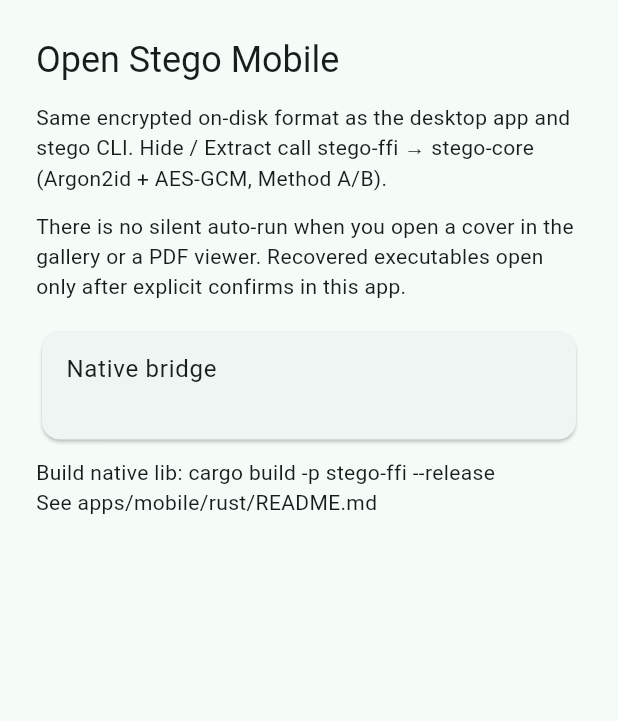
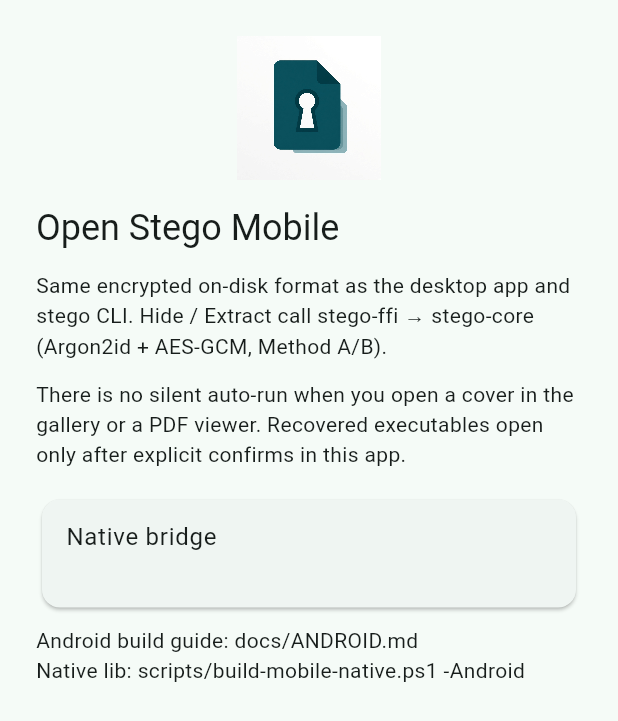
Before and after one commit to saeedshamc/SteganographyApp, a Flutter app: the AboutPage widget shown alone on an empty page, opened directly with empty values, on a phone screen of 412 x 824 dp. Shown: the top 721 px of the screen. Run offline on Flutter 3.47's test engine with Material 3 defaults, Android fonts, the phone set to English and light mode, and no system bars; our stand-ins replace file_picker, open_filex; missing offline and left inert: dart:ffi.

Commit message:
Document Android Flutter builds and apply Open Stego launcher icons
Add docs/ANDROID.md, regenerate mipmap/adaptive icons from the brand 1024 art, show the logo in About, and bump to 0.4.1.

```diff
--- a/apps/desktop/package.json
+++ b/apps/desktop/package.json
@@ -1,7 +1,7 @@
 {
   "name": "open-stego-desktop",
   "private": true,
-  "version": "0.4.0",
+  "version": "0.4.1",
   "type": "module",
   "scripts": {
     "dev": "vite",
--- a/apps/desktop/src-tauri/tauri.conf.json
+++ b/apps/desktop/src-tauri/tauri.conf.json
@@ -1,7 +1,7 @@
 {
   "$schema": "https://schema.tauri.app/config/2",
   "productName": "Open Stego",
-  "version": "0.4.0",
+  "version": "0.4.1",
   "identifier": "com.shams.openstego",
   "build": {
     "beforeDevCommand": "npm run dev",
--- a/apps/mobile/lib/main.dart
+++ b/apps/mobile/lib/main.dart
@@ -59,7 +59,7 @@ class _HomeShellState extends State<HomeShell> {
             padding: const EdgeInsets.only(right: 12),
             child: Center(
               child: Text(
-                'v0.4.0',
+                'v0.4.1',
                 style: Theme.of(context).textTheme.labelMedium,
               ),
             ),
@@ -497,6 +497,15 @@ class AboutPage extends StatelessWidget {
     return ListView(
       padding: const EdgeInsets.all(24),
       children: [
+        Center(
+          child: Image.asset(
+            'assets/branding/logo.png',
+            width: 96,
+            height: 96,
+            filterQuality: FilterQuality.high,
+          ),
+        ),
+        const SizedBox(height: 16),
         Text('Open Stego Mobile', style: Theme.of(context).textTheme.headlineSmall),
         const SizedBox(height: 12),
         const Text(
@@ -516,8 +525,8 @@ class AboutPage extends StatelessWidget {
           ),
         ),
         const SizedBox(height: 8),
-        const Text('Build native lib: cargo build -p stego-ffi --release'),
-        const Text('See apps/mobile/rust/README.md'),
+        const Text('Android build guide: docs/ANDROID.md'),
+        const Text('Native lib: scripts/build-mobile-native.ps1 -Android'),
       ],
     );
   }
```
Also changed, not shown: apps/mobile/pubspec.yaml (+23 -1 lines), apps/desktop/package-lock.json, apps/mobile/assets/branding/app_icon.png (added), apps/mobile/assets/branding/logo.png (added), apps/mobile/pubspec.lock, 51 other files.
